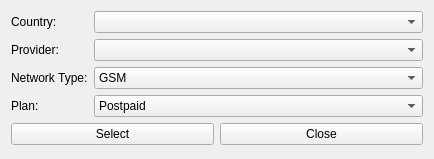
Tinkerforge/brickv, file src/brickv/plugin_system/plugins/red/ui/red_tab_settings_mobile_internet_provider_preset_dialog.ui: the form before one commit.
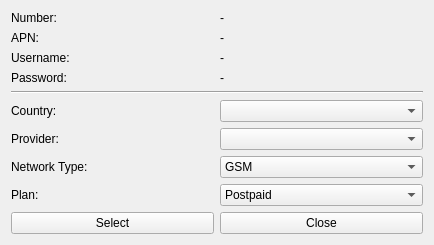
The form after the commit.

Commit message: red-brick: Some more GUI stuffs for mobile internet provider preset selection

```diff
--- a/src/brickv/plugin_system/plugins/red/ui/red_tab_settings_mobile_internet_provider_preset_dialog.ui
+++ b/src/brickv/plugin_system/plugins/red/ui/red_tab_settings_mobile_internet_provider_preset_dialog.ui
@@ -7,7 +7,7 @@
     <x>0</x>
     <y>0</y>
     <width>434</width>
-    <height>159</height>
+    <height>238</height>
    </rect>
   </property>
   <property name="windowTitle">
@@ -15,56 +15,64 @@
   </property>
   <layout class="QGridLayout" name="gridLayout">
    <item row="0" column="0" colspan="2">
-    <layout class="QFormLayout" name="formLayout_2">
+    <layout class="QGridLayout" name="gridLayout_2">
      <item row="0" column="0">
-      <widget class="QLabel" name="label">
+      <widget class="QLabel" name="label_5">
        <property name="text">
-        <string>Country:</string>
+        <string>Number:</string>
        </property>
       </widget>
      </item>
-     <item row="0" column="1">
-      <widget class="QComboBox" name="cbox_mi_presets_country"/>
+     <item row="7" column="0">
+      <widget class="QLabel" name="label_3">
+       <property name="text">
+        <string>Network Type:</string>
+       </property>
+      </widget>
      </item>
-     <item row="1" column="0">
+     <item row="1" column="1">
+      <widget class="QLabel" name="label_10">
+       <property name="text">
+        <string>-</string>
+       </property>
+      </widget>
+     </item>
+     <item row="6" column="0">
       <widget class="QLabel" name="label_2">
        <property name="text">
         <string>Provider:</string>
        </property>
       </widget>
      </item>
-     <item row="1" column="1">
-      <widget class="QComboBox" name="cbox_mi_presets_provider"/>
+     <item row="1" column="0">
+      <widget class="QLabel" name="label_6">
+       <property name="text">
+        <string>APN:</string>
+       </property>
+      </widget>
      </item>
      <item row="2" column="0">
-      <widget class="QLabel" name="label_3">
+      <widget class="QLabel" name="label_7">
        <property name="text">
-        <string>Network Type:</string>
+        <string>Username:</string>
        </property>
       </widget>
      </item>
-     <item row="2" column="1">
-      <widget class="QComboBox" name="cbox_mi_presets_network_type">
-       <item>
-        <property name="text">
-         <string>GSM</string>
-        </property>
-       </item>
-       <item>
-        <property name="text">
-         <string>CDMA</string>
-        </property>
-       </item>
-      </widget>
-     </item>
-     <item row="3" column="0">
+     <item row="8" column="0">
       <widget class="QLabel" name="label_4">
        <property name="text">
         <string>Plan:</string>
        </property>
       </widget>
      </item>
-     <item row="3" column="1">
+     <item row="5" column="0">
+      <widget class="QLabel" name="label">
+       <property name="text">
+        <string>Country:</string>
+       </property>
+      </widget>
+     </item>
+     <item row="8" column="1">
       <widget class="QComboBox" name="cbox_mi_presets_plan">
        <item>
         <property name="text">
@@ -78,6 +86,61 @@
        </item>
       </widget>
      </item>
+     <item row="3" column="1">
+      <widget class="QLabel" name="label_12">
+       <property name="text">
+        <string>-</string>
+       </property>
+      </widget>
+     </item>
+     <item row="2" column="1">
+      <widget class="QLabel" name="label_11">
+       <property name="text">
+        <string>-</string>
+       </property>
+      </widget>
+     </item>
+     <item row="5" column="1">
+      <widget class="QComboBox" name="cbox_mi_presets_country"/>
+     </item>
+     <item row="6" column="1">
+      <widget class="QComboBox" name="cbox_mi_presets_provider"/>
+     </item>
+     <item row="7" column="1">
+      <widget class="QComboBox" name="cbox_mi_presets_network_type">
+       <item>
+        <property name="text">
+         <string>GSM</string>
+        </property>
+       </item>
+       <item>
+        <property name="text">
+         <string>CDMA</string>
+        </property>
+       </item>
+      </widget>
+     </item>
+     <item row="0" column="1">
+      <widget class="QLabel" name="label_9">
+       <property name="text">
+        <string>-</string>
+       </property>
+      </widget>
+     </item>
+     <item row="3" column="0">
+      <widget class="QLabel" name="label_8">
+       <property name="text">
+        <string>Password:</string>
+       </property>
+      </widget>
+     </item>
+     <item row="4" column="0" colspan="2">
+      <widget class="Line" name="line">
+       <property name="orientation">
+        <enum>Qt::Horizontal</enum>
+       </property>
+      </widget>
+     </item>
     </layout>
    </item>
    <item row="1" column="1">
```
Left out of the diff: 40 changed lines with no effect on the pictures. The commit also changes 1 other file.
